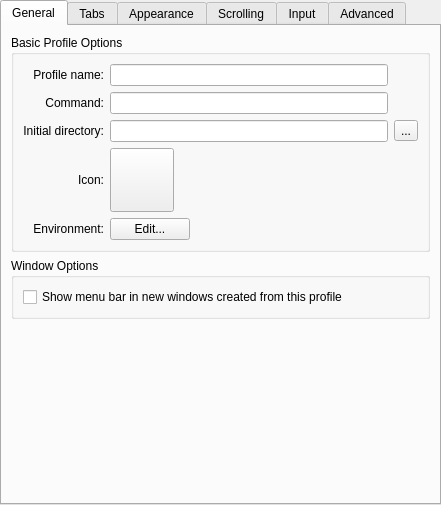
Qt form src/EditProfileDialog.ui (KDE/konsole) before a commit.
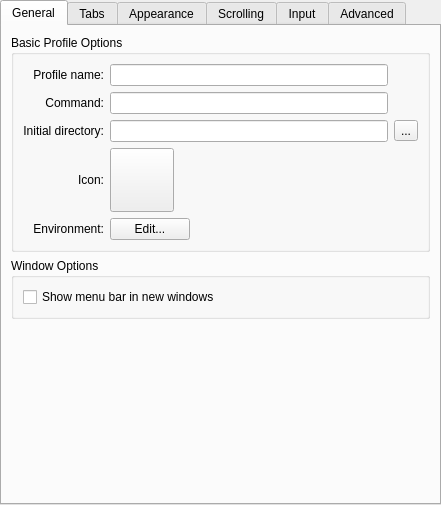
The same form after that commit. Custom widgets are drawn as their Qt base class.

Commit message: Translate color names in color scheme editor and make them more presentable.  Shorten menu bar option text in profile editor.

Patch:
```diff
--- a/src/EditProfileDialog.ui
+++ b/src/EditProfileDialog.ui
@@ -209,7 +209,7 @@
              <string>Show or hide the menu bar in terminal windows using this profile</string>
             </property>
             <property name="text" >
-             <string>Show menu bar in new windows created from this profile</string>
+             <string>Show menu bar in new windows</string>
             </property>
            </widget>
           </item>
```
Left out of the diff: 8 changed lines with no effect on the pictures. The commit also changes 5 other files.
